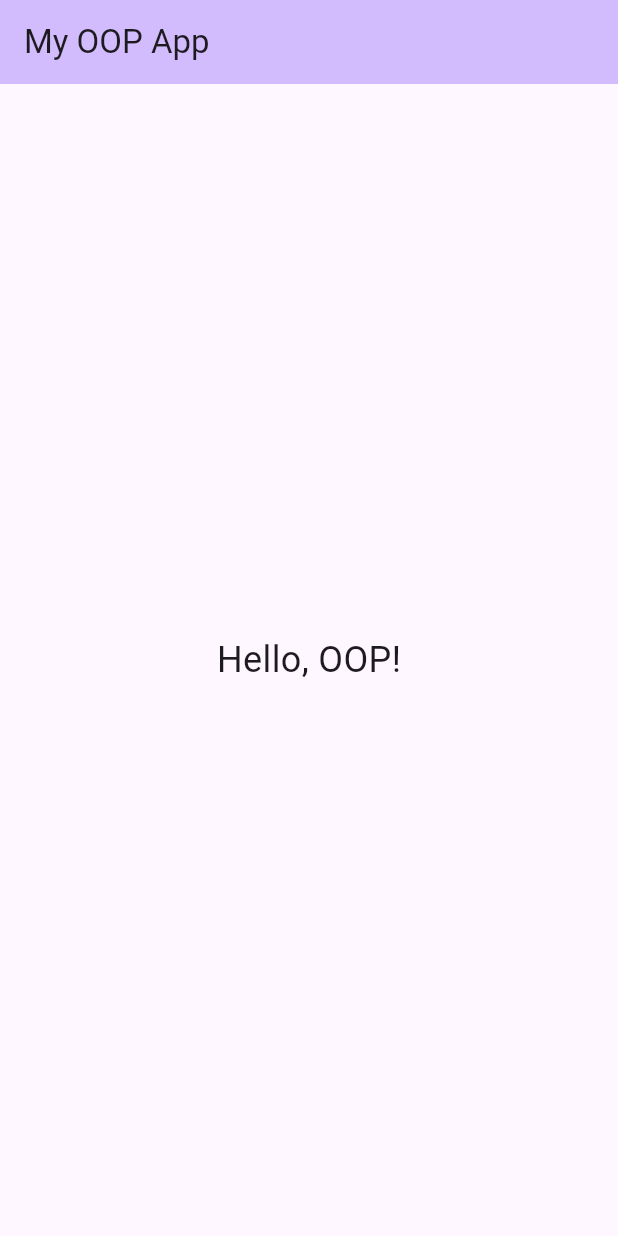
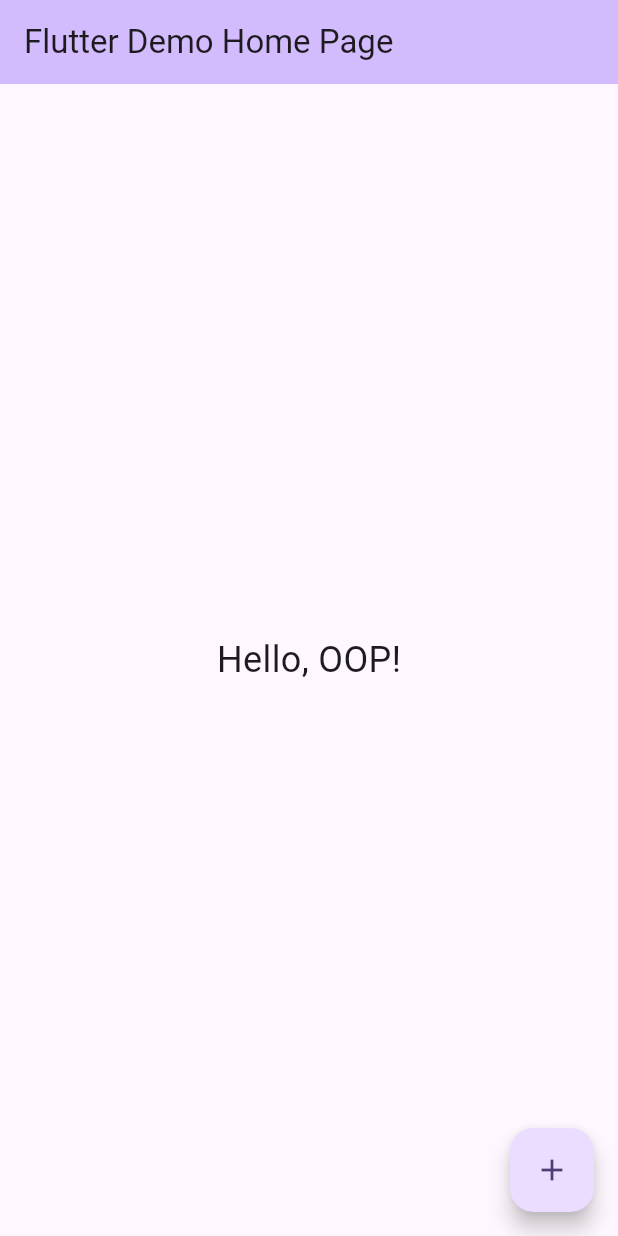
Before and after one commit to ritchieromagos/My-OOP-App, a Flutter app: the screen it shows after launch, on a phone screen of 412 x 824 dp. Run offline on Flutter 3.47's test engine with Material 3 defaults, Android fonts, the phone set to English and light mode, and no system bars.

```diff
--- a/flutter_application_1/lib/main.dart
+++ b/flutter_application_1/lib/main.dart
@@ -7,28 +7,84 @@ void main() {
 class MyApp extends StatelessWidget {
   const MyApp({super.key});
 
+  // This widget is the root of your application.
   @override
   Widget build(BuildContext context) {
     return MaterialApp(
-      title: 'OOP App',
+      title: 'Flutter Demo',
       theme: ThemeData(
+        // This is the theme of your application.
+        //
+        // TRY THIS: Try running your application with "flutter run". You'll see
+        // the application has a purple toolbar. Then, without quitting the app,
+        // try changing the seedColor in the colorScheme below to Colors.green
+        // and then invoke "hot reload" (save your changes or press the "hot
+        // reload" button in a Flutter-supported IDE, or press "r" if you used
+        // the command line to start the app).
+        //
+        // Notice that the counter didn't reset back to zero; the application
+        // state is not lost during the reload. To reset the state, use hot
+        // restart instead.
+        //
+        // This works for code too, not just values: Most code changes can be
+        // tested with just a hot reload.
         colorScheme: ColorScheme.fromSeed(seedColor: Colors.deepPurple),
         useMaterial3: true,
       ),
-      home: const MyHomePage(),
+      home: const MyHomePage(title: 'Flutter Demo Home Page'),
     );
   }
 }
 
-class MyHomePage extends StatelessWidget {
-  const MyHomePage({super.key});
+class MyHomePage extends StatefulWidget {
+  const MyHomePage({super.key, required this.title});
+
+  // This widget is the home page of your application. It is stateful, meaning
+  // that it has a State object (defined below) that contains fields that affect
+  // how it looks.
+
+  // This class is the configuration for the state. It holds the values (in this
+  // case the title) provided by the parent (in this case the App widget) and
+  // used by the build method of the State. Fields in a Widget subclass are
+  // always marked "final".
+
+  final String title;
+
+  @override
+  State<MyHomePage> createState() => _MyHomePageState();
+}
+
+class _MyHomePageState extends State<MyHomePage> {
+  int _counter = 0;
+
+  void _incrementCounter() {
+    setState(() {
+      // This call to setState tells the Flutter framework that something has
+      // changed in this State, which causes it to rerun the build method below
+      // so that the display can reflect the updated values. If we changed
+      // _counter without calling setState(), then the build method would not be
+      // called again, and so nothing would appear to happen.
+      _counter++;
+    });
+  }
 
   @override
   Widget build(BuildContext context) {
+    // This method is rerun every time setState is called, for instance as done
+    // by the _incrementCounter method above.
+    //
+    // The Flutter framework has been optimized to make rerunning build methods
+    // fast, so that you can just rebuild anything that needs updating rather
+    // than having to individually change instances of widgets.
     return Scaffold(
       appBar: AppBar(
+        // TRY THIS: Try changing the color here to a specific color (to
+        // Colors.amber, perhaps?) and trigger a hot reload to see the AppBar
+        // change color while the other colors stay the same.
         backgroundColor: Theme.of(context).colorScheme.inversePrimary,
-        title: const Text('My OOP App'),
+        // Here we take the value from the MyHomePage object that was created by
+        // the App.build method, and use it to set our appbar title.
+        title: Text(widget.title),
       ),
     body: const Center(
     child: Text(
@@ -36,6 +92,11 @@ class MyHomePage extends StatelessWidget {
     style: TextStyle(fontSize: 24),
     ),
     ),
+      floatingActionButton: FloatingActionButton(
+        onPressed: _incrementCounter,
+        tooltip: 'Increment',
+        child: const Icon(Icons.add),
+      ), // This trailing comma makes auto-formatting nicer for build methods.
     );
   }
 }
```
Lines whose indentation alone changed are shown as unchanged.
